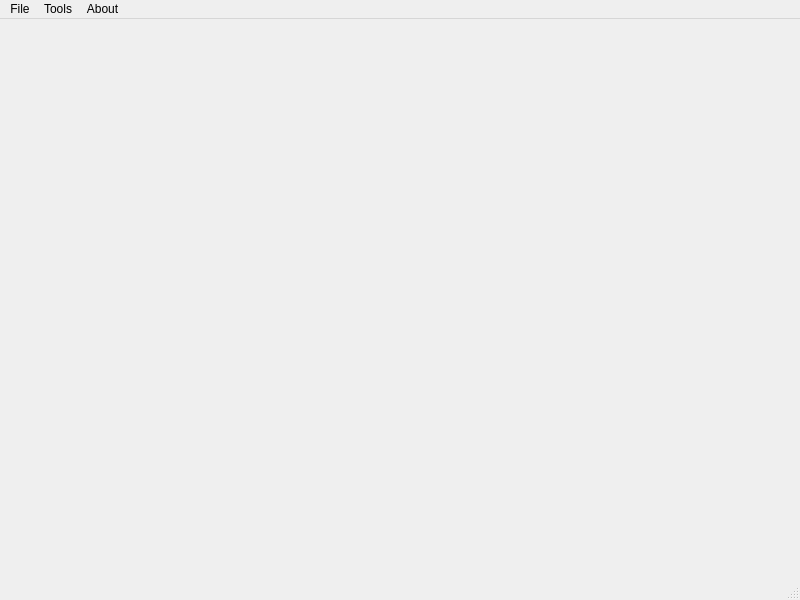
Old version of the form src/gui/ui/main_window.ui in the repository acnazarejr/vsdt.
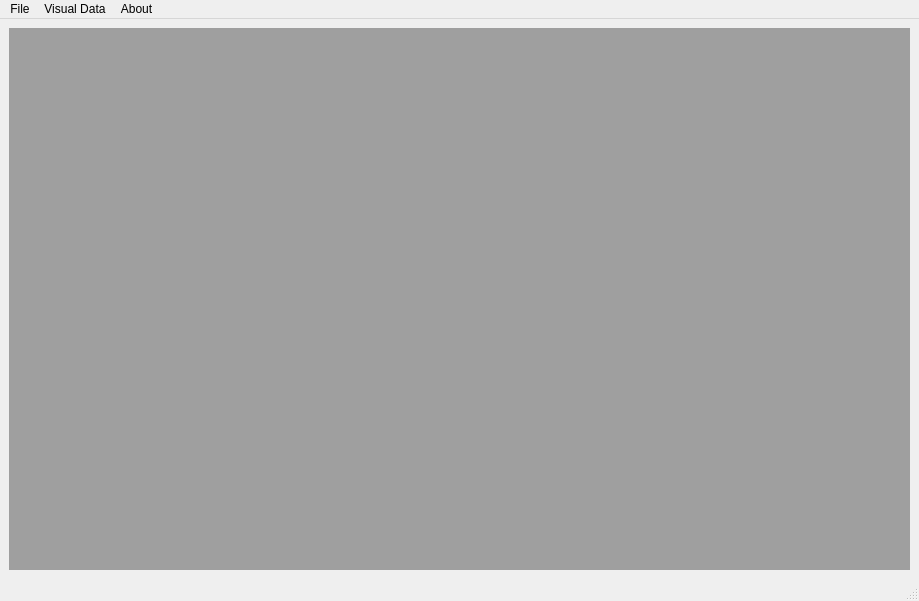
New version of the form. Icons and pictures are not drawn.

```diff
--- a/src/gui/ui/main_window.ui
+++ b/src/gui/ui/main_window.ui
@@ -6,8 +6,8 @@
    <rect>
     <x>0</x>
     <y>0</y>
-    <width>800</width>
-    <height>600</height>
+    <width>919</width>
+    <height>601</height>
    </rect>
   </property>
   <property name="windowTitle">
@@ -18,14 +18,31 @@
     <normaloff>:/icons/app.png</normaloff>:/icons/app.png</iconset>
   </property>
   <widget class="QWidget" name="centralwidget">
-   <layout class="QVBoxLayout" name="verticalLayout"/>
+   <layout class="QVBoxLayout" name="verticalLayout">
+    <item>
+     <widget class="QMdiArea" name="mdiArea">
+      <property name="viewMode">
+       <enum>QMdiArea::TabbedView</enum>
+      </property>
+      <property name="documentMode">
+       <bool>true</bool>
+      </property>
+      <property name="tabsClosable">
+       <bool>true</bool>
+      </property>
+      <property name="tabsMovable">
+       <bool>true</bool>
+      </property>
+     </widget>
+    </item>
+   </layout>
   </widget>
   <widget class="QMenuBar" name="menuBar">
    <property name="geometry">
     <rect>
      <x>0</x>
      <y>0</y>
-     <width>800</width>
+     <width>919</width>
      <height>21</height>
     </rect>
    </property>
@@ -34,20 +51,20 @@
      <string>File</string>
     </property>
    </widget>
-   <widget class="QMenu" name="menuTool">
-    <property name="title">
-     <string>Tools</string>
-    </property>
-    <addaction name="actionVisualDataManager"/>
-    <addaction name="actionSensorDataManager"/>
-   </widget>
    <widget class="QMenu" name="menuAbout">
     <property name="title">
      <string>About</string>
     </property>
    </widget>
+   <widget class="QMenu" name="menuVisual_Data">
+    <property name="title">
+     <string>Visual Data</string>
+    </property>
+    <addaction name="newVisualDataAction"/>
+    <addaction name="openVisualDataAction"/>
+   </widget>
    <addaction name="menuFile"/>
-   <addaction name="menuTool"/>
+   <addaction name="menuVisual_Data"/>
    <addaction name="menuAbout"/>
   </widget>
   <widget class="QStatusBar" name="statusBar"/>
```
Left out of the diff: 10 changed lines with no effect on the pictures.
